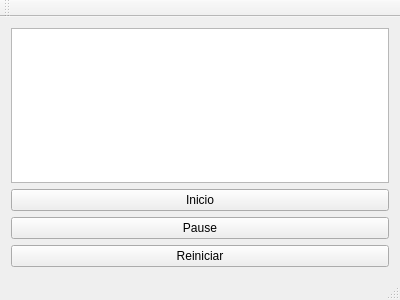
The window that P_final_parte1/juego.ui (JorgeGaitan15912/Proyecto-final) describes before a commit, drawn with Qt 5.
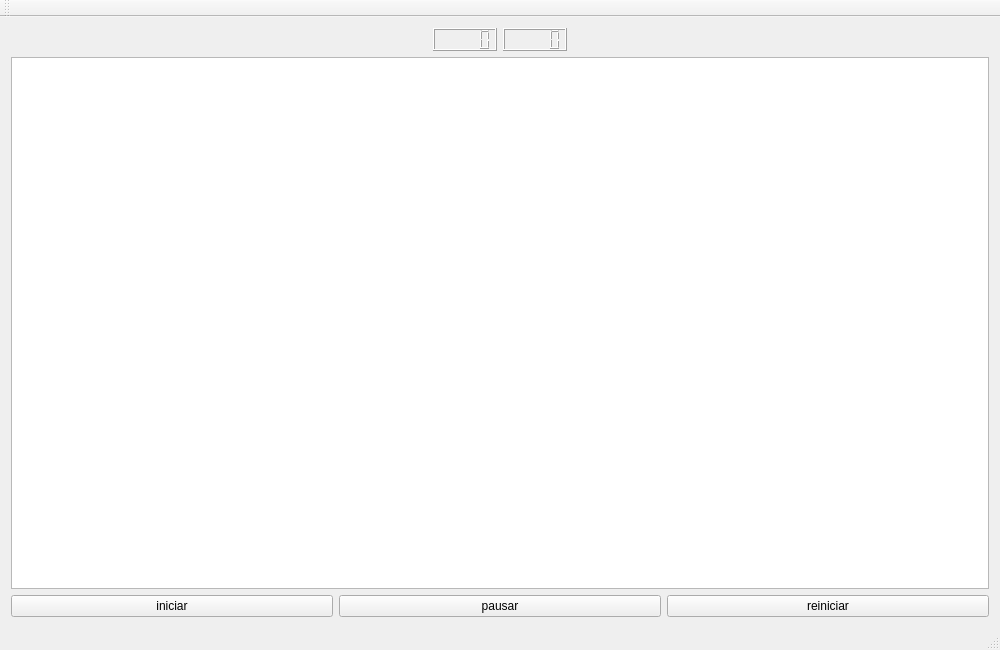
The same window after the commit.

```diff
--- a/P_final_parte1/juego.ui
+++ b/P_final_parte1/juego.ui
@@ -6,38 +6,88 @@
    <rect>
     <x>0</x>
     <y>0</y>
-    <width>400</width>
-    <height>300</height>
+    <width>1000</width>
+    <height>650</height>
    </rect>
   </property>
+  <property name="minimumSize">
+   <size>
+    <width>0</width>
+    <height>650</height>
+   </size>
+  </property>
   <property name="windowTitle">
    <string>Juego</string>
   </property>
   <widget class="QWidget" name="centralWidget">
+   <layout class="QGridLayout" name="gridLayout">
+    <item row="0" column="0">
    <layout class="QVBoxLayout" name="verticalLayout">
+      <item>
+       <layout class="QGridLayout" name="gridLayout_2">
+        <item row="0" column="1">
+         <widget class="QLCDNumber" name="lcdMin"/>
+        </item>
+        <item row="0" column="2">
+         <widget class="QLCDNumber" name="lcdSeg"/>
+        </item>
+        <item row="0" column="0">
+         <spacer name="horizontalSpacer">
+          <property name="orientation">
+           <enum>Qt::Horizontal</enum>
+          </property>
+          <property name="sizeHint" stdset="0">
+           <size>
+            <width>40</width>
+            <height>20</height>
+           </size>
+          </property>
+         </spacer>
+        </item>
+        <item row="0" column="3">
+         <spacer name="horizontalSpacer_2">
+          <property name="orientation">
+           <enum>Qt::Horizontal</enum>
+          </property>
+          <property name="sizeHint" stdset="0">
+           <size>
+            <width>40</width>
+            <height>20</height>
+           </size>
+          </property>
+         </spacer>
+        </item>
+       </layout>
+      </item>
     <item>
      <widget class="QGraphicsView" name="graphicsView"/>
     </item>
     <item>
+       <layout class="QHBoxLayout" name="horizontalLayout_2">
+        <item>
      <widget class="QPushButton" name="pushButton">
       <property name="text">
-       <string>Inicio</string>
+           <string>iniciar</string>
       </property>
      </widget>
     </item>
     <item>
      <widget class="QPushButton" name="pushButton_2">
       <property name="text">
-       <string>Pause</string>
+           <string>pausar</string>
       </property>
      </widget>
     </item>
     <item>
      <widget class="QPushButton" name="pushButton_3">
       <property name="text">
-       <string>Reiniciar</string>
-      </property>
-     </widget>
+           <string>reiniciar</string>
+          </property>
+         </widget>
+        </item>
+       </layout>
+      </item>
+     </layout>
     </item>
    </layout>
   </widget>
```
Left out of the diff: 4 changed lines with no effect on the pictures. Lines whose indentation alone changed are shown as unchanged.
